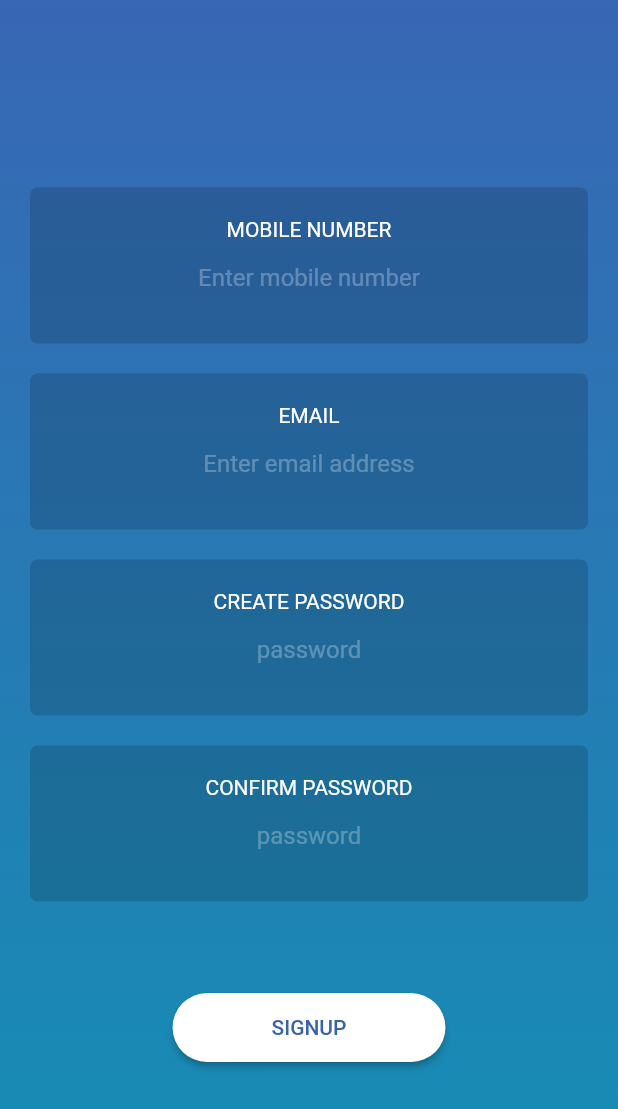
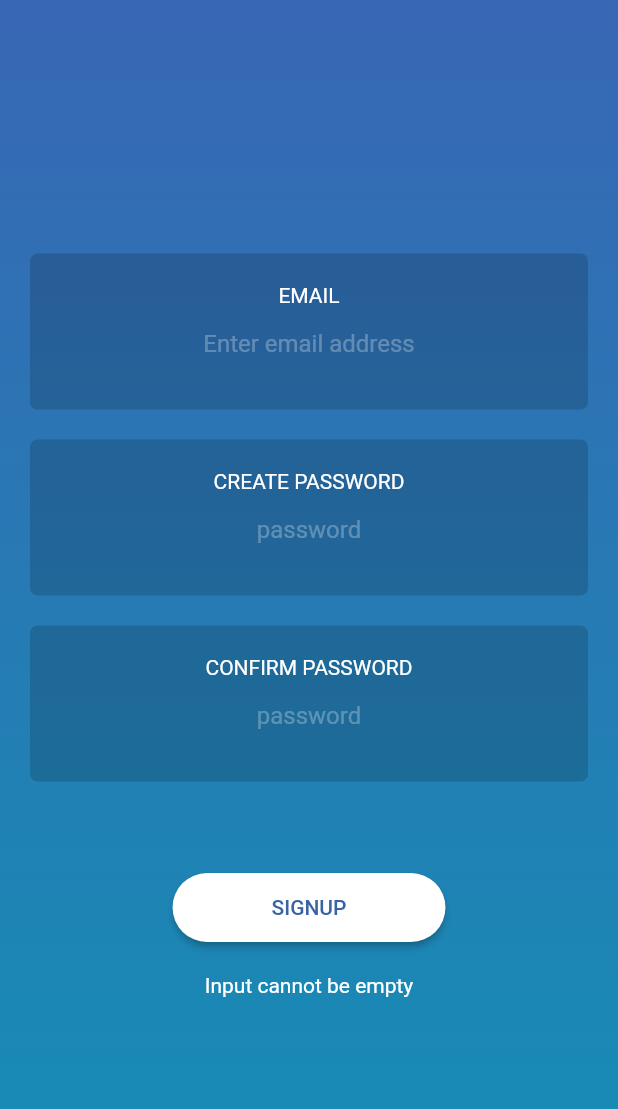
Before and after one commit to Sachinx0e/WoundCare, a Flutter app: the SignupPage screen opened by its route, after a tap on "SIGNUP", on a phone screen of 412 x 824 dp. Shown: the top 1109 px of the screen. Run offline on Flutter 3.47's test engine with Material 2 defaults, Android fonts, the phone set to English and light mode, and no system bars; our stand-ins replace flutter_calendar_carousel.

Commit message:
Signup page done

```diff
--- a/lib/components/InputField.dart
+++ b/lib/components/InputField.dart
@@ -3,11 +3,13 @@ import 'package:flutter/material.dart';
 class InputField extends StatelessWidget{
   String label;
   String hintText;
+  var onChanged;
 
 
-  InputField({String label="", String hintText=""}){
+  InputField({String label="", String hintText="", var onChanged=null}){
     this.label = label;
     this.hintText = hintText;
+    this.onChanged = onChanged;
   }
 
   @override
@@ -43,6 +45,11 @@ class InputField extends StatelessWidget{
               style: TextStyle(
                   color: Colors.white
               ),
+              onChanged: (value){
+                if(this.onChanged != null) {
+                  this.onChanged(value);
+                }
+              },
             )
           ],
         ),
--- a/lib/main.dart
+++ b/lib/main.dart
@@ -28,6 +28,10 @@ class MyApp extends StatelessWidget {
 
         "/signup" : (context) {
           return new SignupPage();
+        },
+
+        "/home_page" : (context) {
+          return new HomePage();
         }
 
       },
--- a/lib/screen/SignupPage.dart
+++ b/lib/screen/SignupPage.dart
@@ -1,12 +1,37 @@
+import 'dart:async';
+
 import 'package:flutter/material.dart';
 import 'package:woundcare/components/InputField.dart';
+import 'package:woundcare/core/State.dart';
 import 'package:woundcare/misc/Colors.dart';
 
-class SignupPage extends StatelessWidget{
+class SignupPage extends StatefulWidget{
+
+  @override
+  State<StatefulWidget> createState() {
+    // TODO: implement createState
+    return SignupPageState();
+  }
+
+}
+
+enum RequestState{
+  NOT_SENT,
+  IN_PROGRESS,
+  OK,
+  Error
+}
+
+class SignupPageState extends State<SignupPage> {
+
+  String email = "" ;
+  String password = "";
+  String confirm_password = "";
+  RequestState request_state = RequestState.NOT_SENT;
+  String message;
 
   @override
   Widget build(BuildContext context) {
-    // TODO: implement build
     return Scaffold(
       body: Container(
         decoration: BoxDecoration(
@@ -28,10 +53,21 @@ class SignupPage extends StatelessWidget{
                   mainAxisSize: MainAxisSize.max,
                   children: <Widget>[
 
-                  InputField(label: "MOBILE NUMBER", hintText: "Enter mobile number"),
-                  InputField(label: "EMAIL", hintText: "Enter email address"),
-                  InputField(label: "CREATE PASSWORD", hintText: "password"),
-                  InputField(label: "CONFIRM PASSWORD", hintText: "password"),
+                    InputField(label: "EMAIL", hintText: "Enter email address", onChanged: (value){
+                        setState(() {
+                          email = value;
+                        });
+                    }),
+                    InputField(label: "CREATE PASSWORD", hintText: "password", onChanged: (value){
+                      setState(() {
+                        password = value;
+                      });
+                    }),
+                    InputField(label: "CONFIRM PASSWORD", hintText: "password",onChanged: (value){
+                      setState(() {
+                        confirm_password = value;
+                      });
+                    }),
 
 
                     Container(
@@ -49,9 +85,52 @@ class SignupPage extends StatelessWidget{
                             ),
                           ),
                         ),
-                      onPressed: () {},
+                        onPressed: () {
+                          if(email.isEmpty || password.isEmpty || confirm_password.isEmpty){
+                              this.setState((){
+                                  request_state = RequestState.Error;
+                                  message = "Input cannot be empty";
+                              });
+                          }else if(password != confirm_password){
+                            this.setState((){
+                              request_state = RequestState.Error;
+                              message = "Passwords should match";
+                            });
+                          }else{
+                            this.setState((){
+                              request_state = RequestState.IN_PROGRESS;
+                              new Timer(new Duration(seconds: 6),(){
+                                AppState.getInstance().setIsLoggedIn(true);
+                                Navigator.pushNamed(context, "/home_page");
+                              });
+                            });
+                          }
+                        },
                       ),
                     ),
+
+                    Container(
+                      margin: EdgeInsets.only(top: 20.0),
+                      child: (){
+                        if(this.request_state == RequestState.NOT_SENT){
+                          return Container();
+                        }else if(this.request_state == RequestState.IN_PROGRESS){
+                          return CircularProgressIndicator(
+                            valueColor: AlwaysStoppedAnimation<Color>(Colors.white),
+                          );
+                        }else if(this.request_state == RequestState.OK){
+                          return Container();
+                        }
+                        else{
+                          return Text(
+                            this.message,
+                            style: TextStyle(
+                              color: Colors.white
+                            ),
+                          );
+                        }
+                      }(),
+                    )
 
                   ],
                 )
```
Lines whose indentation alone changed are shown as unchanged.
